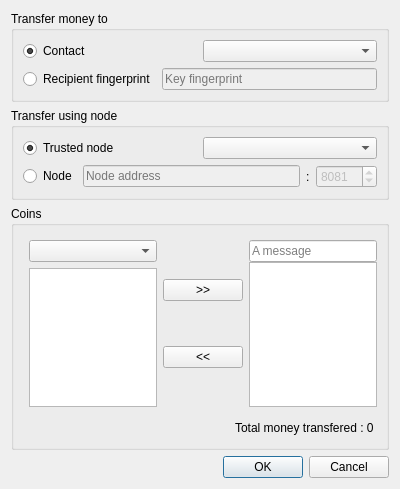
Before: the Qt Designer form res/ui/transferDialog.ui in duniter/sakia, drawn with Qt 5.
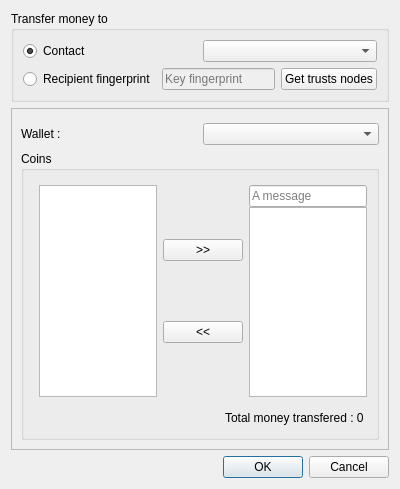
After: the same form once the commit is applied.

```diff
--- a/res/ui/transferDialog.ui
+++ b/res/ui/transferDialog.ui
@@ -69,87 +69,43 @@
           </property>
          </widget>
         </item>
-       </layout>
-      </item>
-     </layout>
-    </widget>
-   </item>
    <item>
-    <widget class="QGroupBox" name="groupBox_2">
-     <property name="title">
-      <string>Transfer using node</string>
-     </property>
-     <layout class="QVBoxLayout" name="verticalLayout_3">
-      <item>
-       <layout class="QHBoxLayout" name="horizontalLayout_4">
-        <item>
-         <widget class="QRadioButton" name="radio_trusted_node">
+         <widget class="QPushButton" name="button_get_trusts">
           <property name="text">
-           <string>Trusted node</string>
+           <string>Get trusts nodes</string>
           </property>
-          <property name="checked">
-           <bool>true</bool>
-          </property>
          </widget>
         </item>
-        <item>
-         <widget class="QComboBox" name="combo_trusted_node">
-          <property name="enabled">
-           <bool>true</bool>
-          </property>
-         </widget>
-        </item>
-       </layout>
+       </layout>
+      </item>
+     </layout>
+    </widget>
       </item>
       <item>
-       <layout class="QHBoxLayout" name="horizontalLayout_3">
-        <item>
-         <widget class="QRadioButton" name="radio_node_address">
-          <property name="text">
-           <string>Node</string>
-          </property>
-          <property name="checked">
-           <bool>false</bool>
-          </property>
-         </widget>
-        </item>
+    <widget class="QFrame" name="frame">
+     <property name="frameShape">
+      <enum>QFrame::StyledPanel</enum>
+     </property>
+     <property name="frameShadow">
+      <enum>QFrame::Raised</enum>
+     </property>
+     <layout class="QVBoxLayout" name="verticalLayout_8">
         <item>
-         <widget class="QLineEdit" name="edit_node_address">
-          <property name="enabled">
-           <bool>false</bool>
-          </property>
-          <property name="inputMask">
-           <string/>
-          </property>
-          <property name="placeholderText">
-           <string>Node address</string>
-          </property>
-         </widget>
-        </item>
+       <layout class="QHBoxLayout" name="horizontalLayout_7">
+        <property name="topMargin">
+         <number>5</number>
+        </property>
         <item>
-         <widget class="QLabel" name="label">
+         <widget class="QLabel" name="label_2">
           <property name="text">
-           <string>:</string>
+           <string>Wallet :</string>
           </property>
          </widget>
         </item>
         <item>
-         <widget class="QSpinBox" name="spinbox_port">
-          <property name="enabled">
-           <bool>false</bool>
-          </property>
-          <property name="maximum">
-           <number>99999</number>
-          </property>
-          <property name="value">
-           <number>8081</number>
-          </property>
-         </widget>
+         <widget class="QComboBox" name="combo_wallets"/>
         </item>
        </layout>
-      </item>
-     </layout>
-    </widget>
    </item>
    <item>
     <widget class="QGroupBox" name="groupBox_3">
@@ -167,9 +123,6 @@
           <property name="leftMargin">
            <number>6</number>
           </property>
-          <item>
-           <widget class="QComboBox" name="combo_wallets"/>
-          </item>
           <item>
            <widget class="QListView" name="list_wallet"/>
           </item>
@@ -255,6 +208,9 @@
      </layout>
     </widget>
    </item>
+     </layout>
+    </widget>
+   </item>
    <item>
     <widget class="QDialogButtonBox" name="button_box">
      <property name="orientation">
```
Left out of the diff: 16 changed lines with no effect on the pictures. Lines whose indentation alone changed are shown as unchanged.
